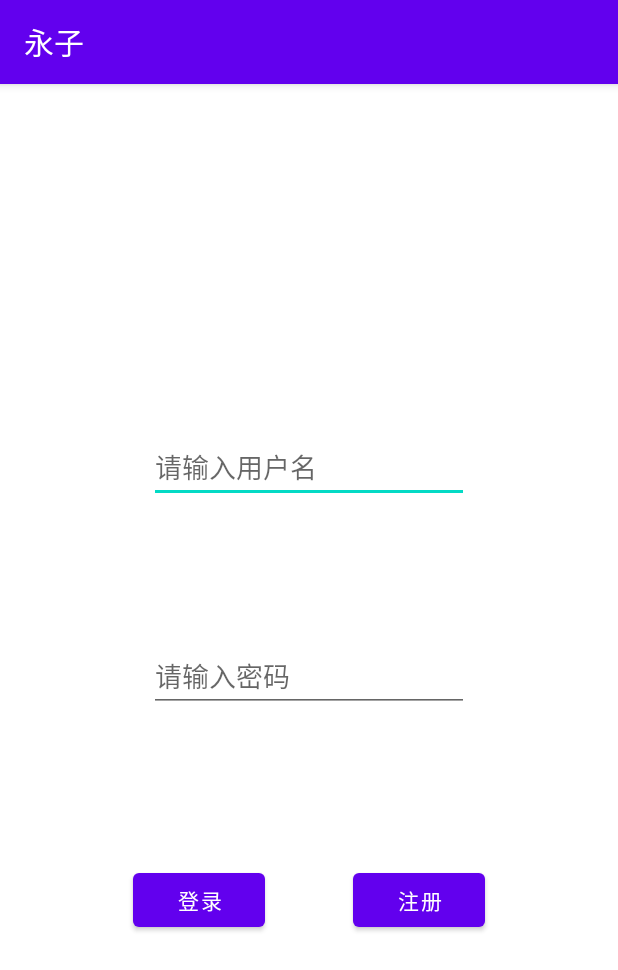
After one commit to yliu19930120/MyApplication, an Android app: the LoginActivity screen opened directly, with no data from a screen before it, on a phone screen of 412 x 824 dp. The commit adds this screen. Shown: the top 970 px of the screen. Run offline under Robolectric (Android 15) with nearby library versions, the phone set to English and light mode, and no system bars.

Commit message:
修改首页跳转

```diff
--- a/app/src/main/AndroidManifest.xml
+++ b/app/src/main/AndroidManifest.xml
@@ -12,7 +12,8 @@
         android:roundIcon="@mipmap/ic_launcher_round"
         android:supportsRtl="true"
         android:theme="@style/Theme.YliuApplication">
-        <activity android:name="com.yliu.myapplication.ActionActivity"></activity>
+        <activity android:name="com.yliu.myapplication.LoginActivity"></activity>
+        <activity android:name="com.yliu.myapplication.ActionActivity" />
         <activity android:name=".ActionListActivity" />
         <activity
             android:name=".RegisterActivity"
--- a/app/src/main/java/com/yliu/myapplication/ActionActivity.kt
+++ b/app/src/main/java/com/yliu/myapplication/ActionActivity.kt
@@ -2,10 +2,8 @@ package com.yliu.myapplication
 
 import androidx.appcompat.app.AppCompatActivity
 import android.os.Bundle
-import android.util.Log
 import android.view.View
 import android.widget.*
-import com.yliu.app.ActionListActivity
 import com.yliu.app.R
 import com.yliu.myapplication.common.*
 import com.yliu.myapplication.entity.Action
@@ -20,7 +18,7 @@ class ActionActivity() : AppCompatActivity() {
 
     var action:Action? = null
     val tag = ActionActivity::class.java.name
-
+    val loginUserKey = "loginUser"
     override fun onCreate(savedInstanceState: Bundle?) {
         super.onCreate(savedInstanceState)
         setContentView(R.layout.activity_action)
--- /dev/null
+++ b/app/src/main/java/com/yliu/myapplication/LoginActivity.kt
@@ -0,0 +1,73 @@
+package com.yliu.myapplication
+
+import User
+import UserReq
+import android.app.Activity
+import android.content.Intent
+import androidx.appcompat.app.AppCompatActivity
+import android.os.Bundle
+import android.util.Log
+import android.widget.Button
+import android.widget.EditText
+import com.yliu.app.ActionListActivity
+import com.yliu.app.MainActivity
+import com.yliu.app.R
+import com.yliu.app.RegisterActivity
+import com.yliu.myapplication.common.Global
+import com.yliu.myapplication.common.GsonConfig
+import com.yliu.myapplication.common.Utils
+import req.ReqUtils
+
+
+class LoginActivity : AppCompatActivity() {
+
+    var tag = MainActivity::class.java.name
+    val loginUserKey = "loginUser"
+
+    override fun onCreate(savedInstanceState: Bundle?) {
+        super.onCreate(savedInstanceState)
+        setContentView(R.layout.activity_login)
+
+        findViewById<Button>(R.id.register_button).setOnClickListener {
+
+            val intent = Intent(this, RegisterActivity::class.java)
+
+            startActivity(intent)
+        }
+
+        findViewById<Button>(R.id.login_button).setOnClickListener {
+
+            val username = findViewById<EditText>(R.id.username_text).text.toString().trim()
+            val password = findViewById<EditText>(R.id.password_text).text.toString().trim()
+
+            try {
+                val user = User(username,password)
+
+                ReqUtils.executeSync(user,UserReq::login)
+                    .subscribe {
+                        if (it.code == 0){
+                            Global.loginUser = it.data
+                            val intent = Intent(this, ActionListActivity::class.java)
+                            startActivity(intent)
+                            finish()
+                        }else{
+                            Utils.alert(this,"${it.message}")
+                        }
+                    }
+
+            } catch (e: Exception) {
+                Log.e(tag,"异常",e)
+                Utils.alert(this,e.message)
+            }
+
+        }
+    }
+
+    override fun onStop() {
+        getPreferences(Activity.MODE_PRIVATE)?.
+        edit()?.
+        putString(loginUserKey, GsonConfig.gson.toJson(Global.loginUser))?.
+        commit()
+        super.onStop()
+    }
+}
--- a/app/src/main/java/com/yliu/myapplication/RegisterActivity.kt
+++ b/app/src/main/java/com/yliu/myapplication/RegisterActivity.kt
@@ -44,6 +44,7 @@ class RegisterActivity : AppCompatActivity() {
                     Global.loginUser = it.data
                     val intent = Intent(this, ActionListActivity::class.java)
                     startActivity(intent)
+                    finish()
                 }else{
                     Utils.alert(this,"${it.message}")
                 }
--- /dev/null
+++ b/app/src/main/res/layout/activity_login.xml
@@ -0,0 +1,65 @@
+<?xml version="1.0" encoding="utf-8"?>
+<androidx.constraintlayout.widget.ConstraintLayout xmlns:android="http://schemas.android.com/apk/res/android"
+    xmlns:app="http://schemas.android.com/apk/res-auto"
+    xmlns:tools="http://schemas.android.com/tools"
+    android:layout_width="match_parent"
+    android:layout_height="match_parent"
+    tools:context="com.yliu.myapplication.LoginActivity">
+
+
+    <Button
+        android:id="@+id/login_button"
+        android:layout_width="wrap_content"
+        android:layout_height="wrap_content"
+        android:layout_marginStart="60dp"
+        android:layout_marginEnd="15dp"
+        android:layout_marginBottom="200dp"
+        android:text="@string/login_lable"
+        app:layout_constraintBottom_toBottomOf="parent"
+        app:layout_constraintEnd_toStartOf="@+id/register_button"
+        app:layout_constraintStart_toStartOf="parent" />
+
+    <Button
+        android:id="@+id/register_button"
+        android:layout_width="wrap_content"
+        android:layout_height="wrap_content"
+        android:layout_marginStart="15dp"
+        android:layout_marginEnd="60dp"
+        android:text="@string/register_lable"
+        app:layout_constraintBaseline_toBaselineOf="@+id/login_button"
+        app:layout_constraintEnd_toEndOf="parent"
+        app:layout_constraintStart_toEndOf="@+id/login_button" />
+
+    <EditText
+        android:id="@+id/username_text"
+        android:layout_width="wrap_content"
+        android:layout_height="wrap_content"
+        android:layout_marginStart="100dp"
+        android:layout_marginTop="230dp"
+        android:layout_marginEnd="100dp"
+        android:layout_marginBottom="30dp"
+        android:ems="10"
+        android:hint="@string/username_lable"
+        android:inputType="textPersonName"
+        app:layout_constraintBottom_toTopOf="@+id/password_text"
+        app:layout_constraintEnd_toEndOf="parent"
+        app:layout_constraintStart_toStartOf="parent"
+        app:layout_constraintTop_toTopOf="parent" />
+
+    <EditText
+        android:id="@+id/password_text"
+        android:layout_width="wrap_content"
+        android:layout_height="wrap_content"
+        android:layout_marginStart="100dp"
+        android:layout_marginTop="60dp"
+        android:layout_marginEnd="100dp"
+        android:layout_marginBottom="100dp"
+        android:ems="10"
+        android:hint="@string/password_lable"
+        android:inputType="textPassword"
+        app:layout_constraintBottom_toTopOf="@+id/login_button"
+        app:layout_constraintEnd_toEndOf="parent"
+        app:layout_constraintStart_toStartOf="parent"
+        app:layout_constraintTop_toBottomOf="@+id/username_text" />
+
+</androidx.constraintlayout.widget.ConstraintLayout>
--- a/app/src/main/res/values/strings.xml
+++ b/app/src/main/res/values/strings.xml
@@ -1,6 +1,7 @@
 <resources>
     <string name="app_name">永子</string>
     <string name="title_activity_register">注册</string>
+    <string name="home_lable">Hello!!</string>
     <string name="login_lable">登录</string>
     <string name="register_lable">注册</string>
     <string name="username_lable">请输入用户名</string>
```
Also changed, not shown: app/src/main/java/com/yliu/myapplication/MainActivity.kt (+13 -54 lines), app/src/main/res/layout/activity_main.xml (+8 -51 lines).
